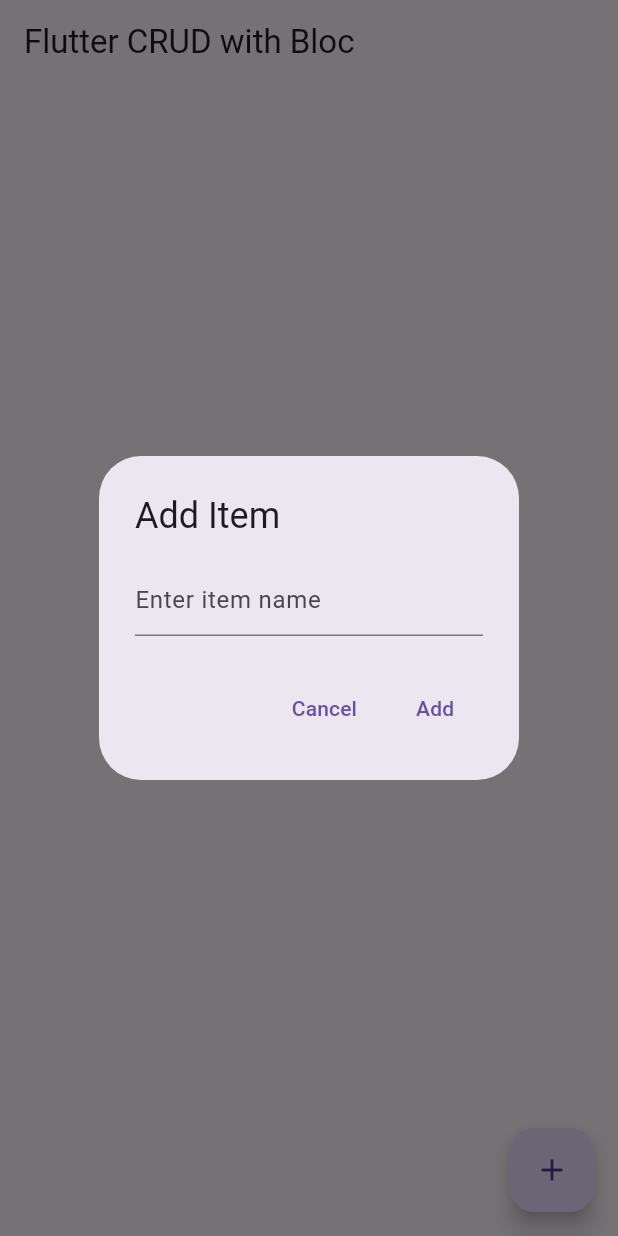
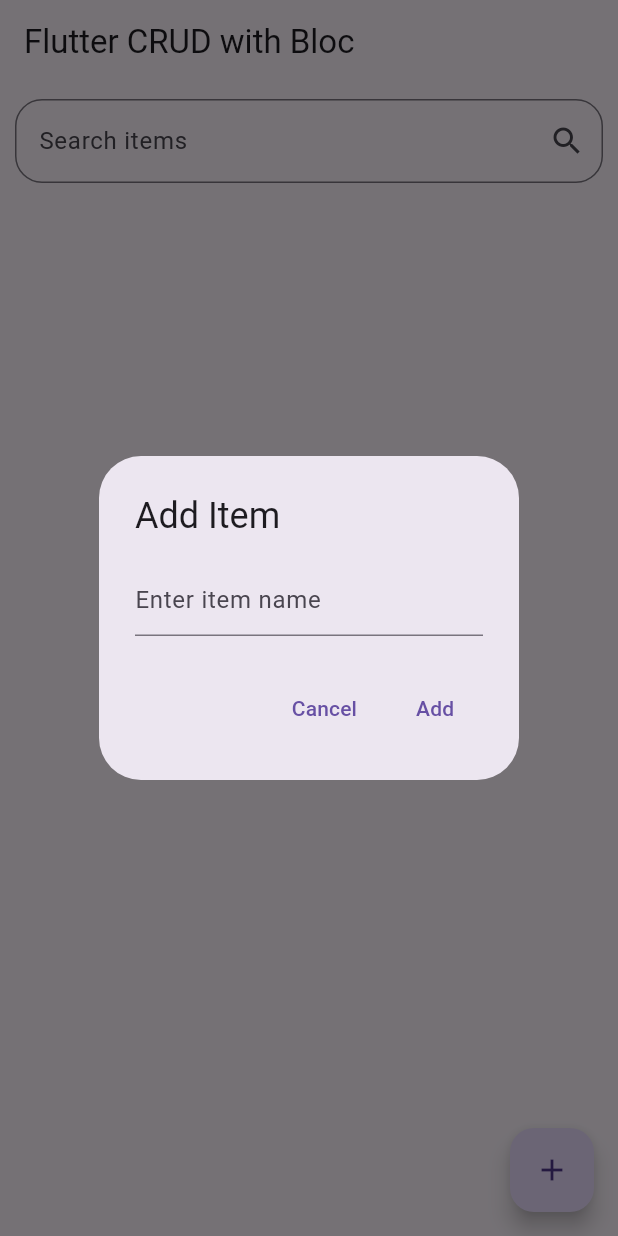
Before and after one commit to slowlydeveloped/sql_crud_medium_blog, a Flutter app: the screen it shows after launch, after a tap on the "add" icon, on a phone screen of 412 x 824 dp. Run offline on Flutter 3.47's test engine with Material 3 defaults, Android fonts, the phone set to English and light mode, and no system bars; our stand-ins replace equatable, flutter_bloc, sqflite; accounts and stored records are empty.

Commit message:
search functioanlity

```diff
--- a/lib/bloc/items_bloc.dart
+++ b/lib/bloc/items_bloc.dart
@@ -1,4 +1,4 @@
-//Dependencies:
+//Dependencies
 import 'package:flutter_bloc/flutter_bloc.dart';
 import 'package:equatable/equatable.dart';
 
@@ -15,7 +15,9 @@ class ItemsBloc extends Bloc<ItemsEvent, ItemsState> {
     on<AddItem>(_onAddItem);
     on<UpdateItem>(_onUpdateItem);
     on<DeleteItem>(_onDeleteItem);
+    on<SearchItem>(_onSearchItem);
   }
+
   void _onLoadItems(LoadItems event, Emitter<ItemsState> emit) async {
     emit(ItemLoadInProgress());
     try {
@@ -41,4 +43,15 @@ class ItemsBloc extends Bloc<ItemsEvent, ItemsState> {
     await databaseHelper.deleteItem(event.id);
     add(LoadItems());
   }
+
+  void _onSearchItem(SearchItem event, Emitter<ItemsState> emit) async {
+    emit(ItemLoadInProgress());
+    try {
+      final items = await databaseHelper.searchItems(event.keyword);
+      emit(ItemLoadSuccess(items));
+    } catch (_) {
+      emit(const ItemOperationFailure(
+          "Failed to search the items in the database"));
+    }
+  }
 }
--- a/lib/bloc/items_event.dart
+++ b/lib/bloc/items_event.dart
@@ -27,3 +27,8 @@ class DeleteItem extends ItemsEvent {
 
   const DeleteItem(this.id);
 }
+
+class SearchItem extends ItemsEvent {
+  final String keyword;
+  const SearchItem(this.keyword);
+}
--- a/lib/home_page.dart
+++ b/lib/home_page.dart
@@ -3,13 +3,11 @@ import 'package:flutter_bloc/flutter_bloc.dart';
 import 'package:items/bloc/items_bloc.dart';
 
 class HomePage extends StatelessWidget {
- const HomePage({super.key});
-
+  HomePage({super.key});
 
   void _showItemDialog(BuildContext context, int? id, String existingName) {
     final TextEditingController controller =
         TextEditingController(text: existingName);
-
     showDialog(
       context: context,
       builder: (context) {
@@ -44,6 +42,13 @@ class HomePage extends StatelessWidget {
     );
   }
 
+  final TextEditingController keywordController = TextEditingController();
+
+  void _searchItems(BuildContext context) {
+    final searchTerm = keywordController.text;
+    context.read<ItemsBloc>().add(SearchItem(searchTerm));
+  }
+
   @override
   Widget build(BuildContext context) {
     context.read<ItemsBloc>().add(LoadItems());
@@ -56,7 +61,27 @@ class HomePage extends StatelessWidget {
           if (state is ItemLoadInProgress) {
             return const Center(child: CircularProgressIndicator());
           } else if (state is ItemLoadSuccess) {
-            return ListView.builder(
+            return Column(
+              children: [
+                Padding(
+                  padding:
+                      const EdgeInsets.symmetric(horizontal: 10, vertical: 10),
+                  child: TextField(
+                    controller: keywordController,
+                    decoration: InputDecoration(
+                      border: OutlineInputBorder(
+                        borderRadius: BorderRadius.circular(18),
+                      ),
+                      hintText: 'Search items',
+                      suffixIcon: const Icon(Icons.search),
+                    ),
+                    onChanged: (_) {
+                      _searchItems(context);
+                    },
+                  ),
+                ),
+                ListView.builder(
+                  shrinkWrap: true,
                   itemCount: state.items.length,
                   itemBuilder: (context, index) {
                     final item = state.items[index];
@@ -93,6 +118,8 @@ class HomePage extends StatelessWidget {
                       ),
                     );
                   },
+                ),
+              ],
             );
           } else if (state is ItemOperationFailure) {
             return const Center(child: Text('Failed to load items'));
--- a/lib/main.dart
+++ b/lib/main.dart
@@ -15,7 +15,7 @@ class MyApp extends StatelessWidget {
   Widget build(BuildContext context) {
     return BlocProvider(
       create: (context) => ItemsBloc(DatabaseHelper()),
-      child: const MaterialApp(
+      child: MaterialApp(
         title: 'Flutter CRUD with Bloc',
         home: HomePage(),
       ),
```
Also changed, not shown: lib/my_sqlite.dart (+8 -0 lines). Lines whose indentation alone changed are shown as unchanged.
